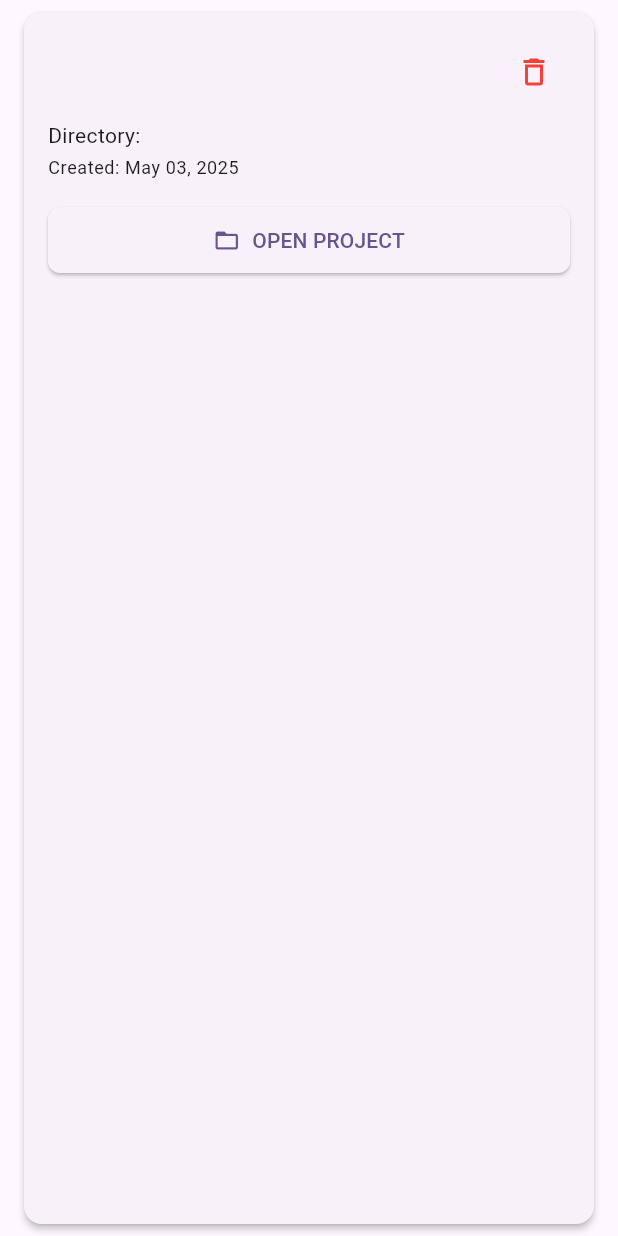
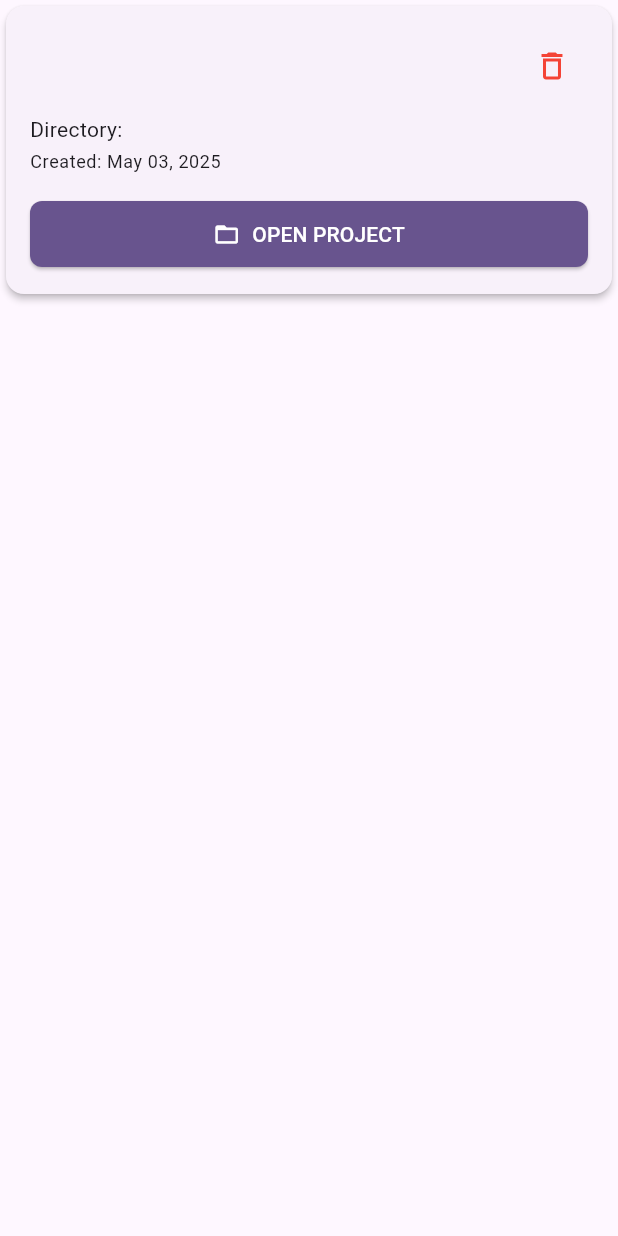
Before and after one commit to NaxAlpha/TrueVibes, a Flutter app: the ProjectListItem widget shown alone on an empty page, opened directly with empty values, on a phone screen of 412 x 824 dp. Run offline on Flutter 3.47's test engine with Material 3 defaults, Android fonts, the phone set to English and light mode, and no system bars; our stand-ins replace file_picker, hive, hive_flutter, permission_handler; accounts and stored records are empty.

Commit message:
Implement responsive design and permission handling for project management features

```diff
--- a/lib/services/storage_service.dart
+++ b/lib/services/storage_service.dart
@@ -6,6 +6,7 @@ import 'package:truevibes/models/project.dart';
 import 'package:truevibes/models/project_adapter.dart';
 import 'dart:io';
 import 'package:path/path.dart' as path;
+import 'package:permission_handler/permission_handler.dart';
 
 class StorageService {
   static const String _projectsBoxName = 'projects';
--- a/lib/widgets/project_list_item.dart
+++ b/lib/widgets/project_list_item.dart
@@ -15,25 +15,35 @@ class ProjectListItem extends StatelessWidget {
 
   @override
   Widget build(BuildContext context) {
+    // Use a responsive design approach
+    final isWideScreen = MediaQuery.of(context).size.width > 800;
+
     return Card(
       elevation: 2,
-      margin: const EdgeInsets.symmetric(vertical: 8, horizontal: 16),
+      shape: RoundedRectangleBorder(
+        borderRadius: BorderRadius.circular(12),
+      ),
       child: Padding(
         padding: const EdgeInsets.all(16.0),
         child: Column(
           crossAxisAlignment: CrossAxisAlignment.start,
+          mainAxisSize: MainAxisSize.min, // Ensure the column doesn't try to take all available space
           children: [
+            // Project name and delete button
             Row(
               children: [
                 Expanded(
                   child: Text(
                     project.name,
-                    style: Theme.of(context).textTheme.titleLarge,
+                    style: Theme.of(context).textTheme.titleLarge?.copyWith(
+                      fontWeight: FontWeight.bold,
+                    ),
                     overflow: TextOverflow.ellipsis,
                   ),
                 ),
                 IconButton(
                   icon: const Icon(Icons.delete_outline, color: Colors.red),
+                  tooltip: 'Delete Project',
                   onPressed: () {
                     // Show confirmation dialog before deleting
                     showDialog(
@@ -61,18 +71,30 @@ class ProjectListItem extends StatelessWidget {
                 ),
               ],
             ),
+
             const SizedBox(height: 8),
-            Text(
-              'Directory: ${project.directory}',
-              style: Theme.of(context).textTheme.bodyMedium,
-              overflow: TextOverflow.ellipsis,
+
+            // Project details with better overflow handling
+            Tooltip(
+              message: project.directory,
+              child: Text(
+                'Directory: ${project.directory}',
+                style: Theme.of(context).textTheme.bodyMedium,
+                overflow: TextOverflow.ellipsis,
+                maxLines: 1,
+              ),
             ),
+
             const SizedBox(height: 4),
+
             Text(
               'Created: ${project.formattedDate}',
               style: Theme.of(context).textTheme.bodySmall,
             ),
+
             const SizedBox(height: 16),
+
+            // Action button with improved styling
             SizedBox(
               width: double.infinity,
               child: ElevatedButton.icon(
@@ -81,6 +103,8 @@ class ProjectListItem extends StatelessWidget {
                 onPressed: onOpen,
                 style: ElevatedButton.styleFrom(
                   padding: const EdgeInsets.symmetric(vertical: 12),
+                  backgroundColor: Theme.of(context).colorScheme.primary,
+                  foregroundColor: Theme.of(context).colorScheme.onPrimary,
                 ),
               ),
             ),
--- a/pubspec.yaml
+++ b/pubspec.yaml
@@ -19,6 +19,7 @@ dependencies:
   intl: ^0.18.1              # For date formatting
   file_picker: ^6.0.0        # For picking directories for new projects
   provider: ^6.1.1           # For state management
+  permission_handler: ^11.0.0  # For handling permissions
 
 dev_dependencies:
   flutter_test:
```
Also changed, not shown: lib/screens/project_list_screen.dart (+140 -40 lines), pubspec.lock, 3 other files.
